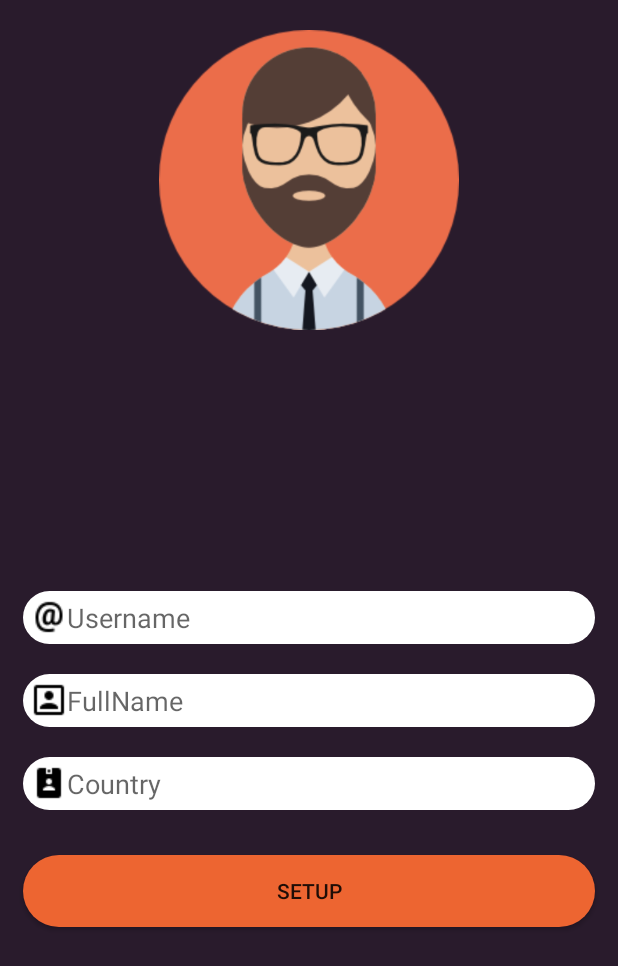
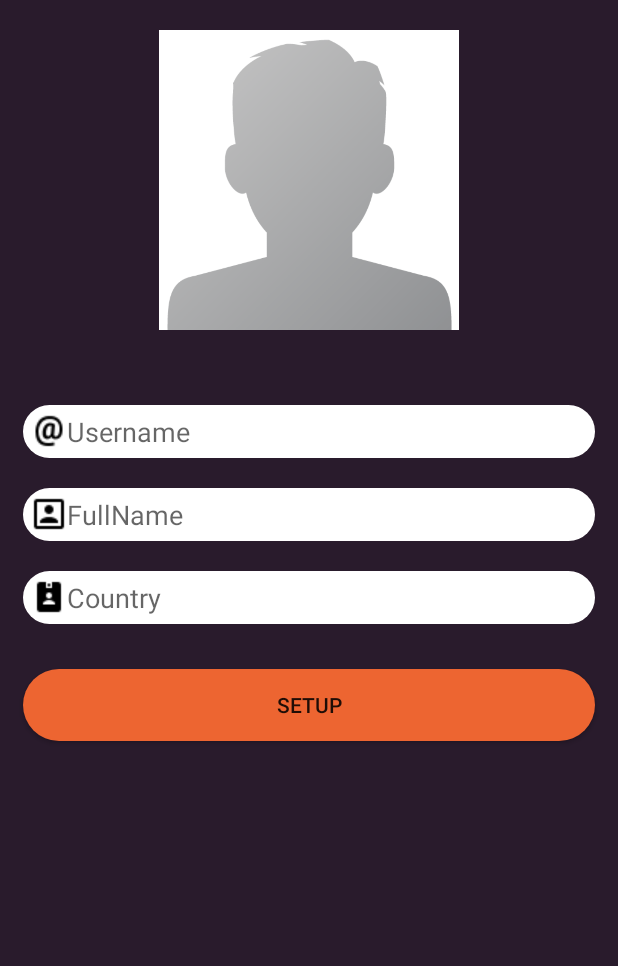
Before and after one commit to SaharshPandey/instant-gram, an Android app: the screen it shows after launch once a user with an empty profile is signed in (SetupActivity), on a phone screen of 412 x 824 dp. Shown: the top 966 px of the screen. Run offline under Robolectric (Android 15) with nearby library versions, the phone set to English and light mode, and no system bars; our stand-ins replace CircleImageView, Firebase (no records; nobody signed in at launch, a user with empty details on screens opened directly), Picasso; libraries missing offline, so code that uses them is left out: com.theartofdev.edmodo.

```diff
--- a/app/src/main/AndroidManifest.xml
+++ b/app/src/main/AndroidManifest.xml
@@ -11,15 +11,15 @@
         android:roundIcon="@mipmap/ic_launcher_round"
         android:supportsRtl="true"
         android:theme="@style/AppTheme">
-        <activity android:name=".MainActivity">
+        <activity android:name=".MainActivity"/>
+        <activity android:name=".RegisterActivity" />
+        <activity android:name=".LoginActivity" >
             <intent-filter>
                 <action android:name="android.intent.action.MAIN" />
 
                 <category android:name="android.intent.category.LAUNCHER" />
             </intent-filter>
         </activity>
-        <activity android:name=".RegisterActivity" />
-        <activity android:name=".LoginActivity" />
         <activity android:name=".SetupActivity"> </activity>
             <activity android:name="com.theartofdev.edmodo.cropper.CropImageActivity" android:theme="@style/Base.Theme.AppCompat"/>
     </application>
--- a/app/src/main/res/layout/activity_setup.xml
+++ b/app/src/main/res/layout/activity_setup.xml
@@ -13,7 +13,7 @@
         android:layout_marginTop="20dp"
         android:layout_width="200dp"
         android:layout_height="200dp"
-        android:background="@drawable/man"
+        android:background="@drawable/profile"
         android:layout_centerHorizontal="true"
         />
 
@@ -28,7 +28,7 @@
         android:layout_height="wrap_content"
         android:layout_centerInParent="true"
         android:ems="10"
-        android:layout_below="@+id/image"
+        android:layout_below="@+id/circleimage"
         android:hint="Username"
         android:inputType="textMultiLine"
         android:layout_marginTop="50dp"
```
Also changed, not shown: app/src/main/java/com/example/iknownothing/instantgram/MainActivity.java (+12 -4 lines), app/src/main/java/com/example/iknownothing/instantgram/SetupActivity.java (+11 -6 lines).
